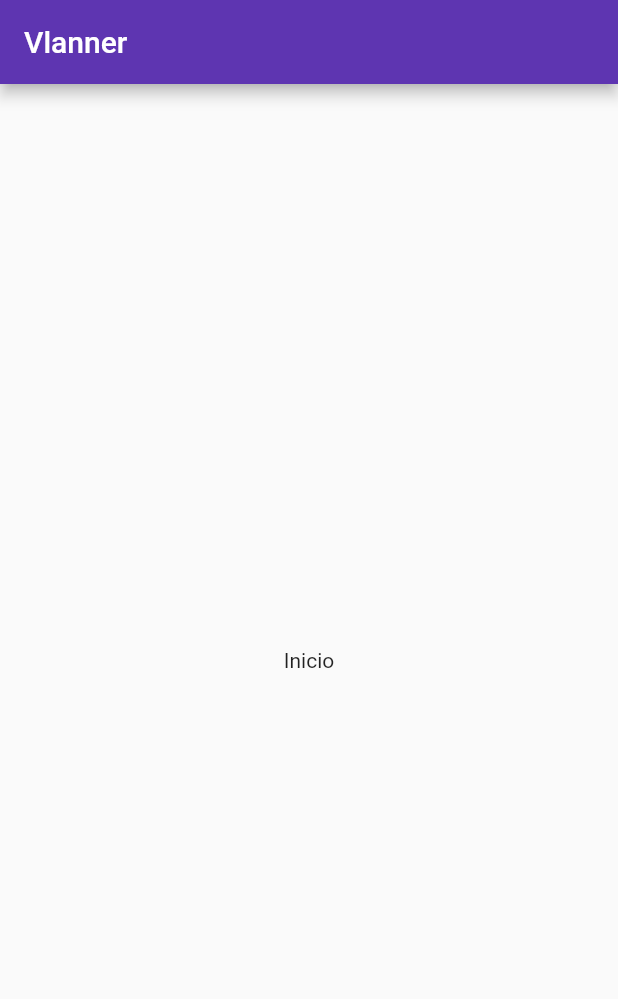
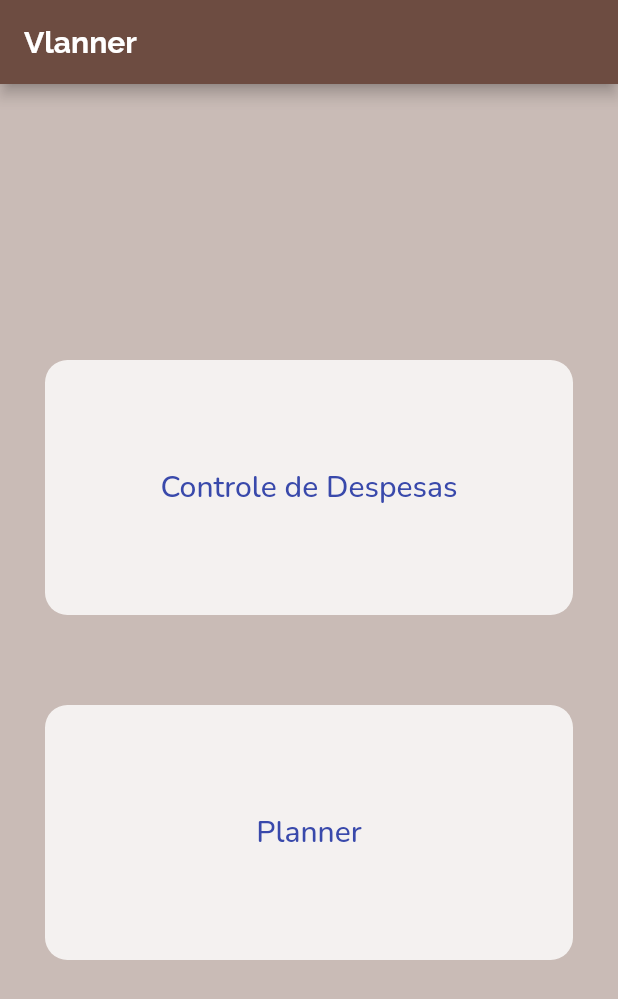
Before and after one commit to VitorL02/Vlanner, a Flutter app: the screen it shows after launch, on a phone screen of 412 x 824 dp. Shown: the top 999 px of the screen. Run offline on Flutter 3.47's test engine with Material 2 defaults, Android fonts, the phone set to English and light mode, and no system bars.

Commit message:
Adicionei os dois botões pras rotas iniciais,estilização dos mesmos,adicionado fonte

```diff
--- /dev/null
+++ b/lib/components/ScreensItem.dart
@@ -0,0 +1,30 @@
+import 'package:flutter/material.dart';
+
+import '../models/screenInformationsClass.dart';
+
+class ScreensItem extends StatelessWidget {
+  final ScreenInformation select;
+  ScreensItem(this.select);
+
+  @override
+  Widget build(BuildContext context) {
+    return InkWell(
+      splashColor: Colors.purple[400],
+      child: Container(
+        margin: EdgeInsets.all(30),
+        height: 170,
+        width: double.infinity,
+        decoration: BoxDecoration(
+            borderRadius: BorderRadius.circular(15),
+            color: Colors.white.withOpacity(0.8)),
+        child: FlatButton(
+          onPressed: () {},
+          child: Text(
+            select.title,
+            style: Theme.of(context).textTheme.title,
+          ),
+        ),
+      ),
+    );
+  }
+}
--- a/lib/data/ScreensData.dart
+++ b/lib/data/ScreensData.dart
@@ -3,7 +3,7 @@ import '../models/screenInformationsClass.dart';
 const ScreenData = const [
   ScreenInformation(
     id: 1,
-    title: 'ControleDespesas',
+    title: 'Controle de Despesas',
   ),
   ScreenInformation(
     id: 2,
--- a/lib/main.dart
+++ b/lib/main.dart
@@ -1,12 +1,29 @@
 import 'package:flutter/material.dart';
 import 'screens/homeScreen.dart';
+import 'package:flutter/services.dart';
 
 main() => runApp(Vlanner());
 
 class Vlanner extends StatelessWidget {
   @override
   Widget build(BuildContext context) {
+    //para celulares que possuem a status bar logo em baixo
+    SystemChrome.setSystemUIOverlayStyle(
+      SystemUiOverlayStyle(
+          statusBarColor: Colors.brown[200],
+          systemNavigationBarDividerColor: Colors.brown[200],
+          systemNavigationBarColor: Colors.brown[200]),
+    );
+
     return MaterialApp(
+      color: Colors.brown[200],
+      theme: ThemeData(
+          textTheme: TextTheme(
+              title: TextStyle(
+        fontFamily: 'Nunito',
+        fontSize: 20,
+        color: Colors.indigo[600],
+      ))),
       title: 'Vlanner Planeje e se Organize',
       home: ScreenHome(),
     );
--- a/lib/screens/homeScreen.dart
+++ b/lib/screens/homeScreen.dart
@@ -1,17 +1,27 @@
 import 'package:flutter/material.dart';
+import '../data/ScreensData.dart';
+import '../components/ScreensItem.dart';
 
 class ScreenHome extends StatelessWidget {
   @override
   Widget build(BuildContext context) {
     return Scaffold(
-        appBar: AppBar(
-          backgroundColor: Colors.deepPurple[600],
-          title: Text(
-            'Vlanner',
+      backgroundColor: Colors.brown[200].withOpacity(0.8),
+      appBar: AppBar(
+        backgroundColor: Colors.brown[600],
+        title: Text(
+          'Vlanner',
+          style: TextStyle(
+            fontFamily: 'Raleway',
+            fontWeight: FontWeight.bold,
           ),
         ),
-        body: Center(
-          child: Text('Inicio'),
-        ));
+      ),
+      body: Column(
+          mainAxisAlignment: MainAxisAlignment.center,
+          children: ScreenData.map((slc) {
+            return ScreensItem(slc);
+          }).toList()),
+    );
   }
 }
```
Also changed, not shown: pubspec.yaml (+11 -11 lines), assets/fonts/Nunito-Italic.ttf (added), assets/fonts/Nunito-Regular.ttf (added), assets/fonts/Raleway-Italic.ttf (added), assets/fonts/Raleway-Regular.ttf (added).
